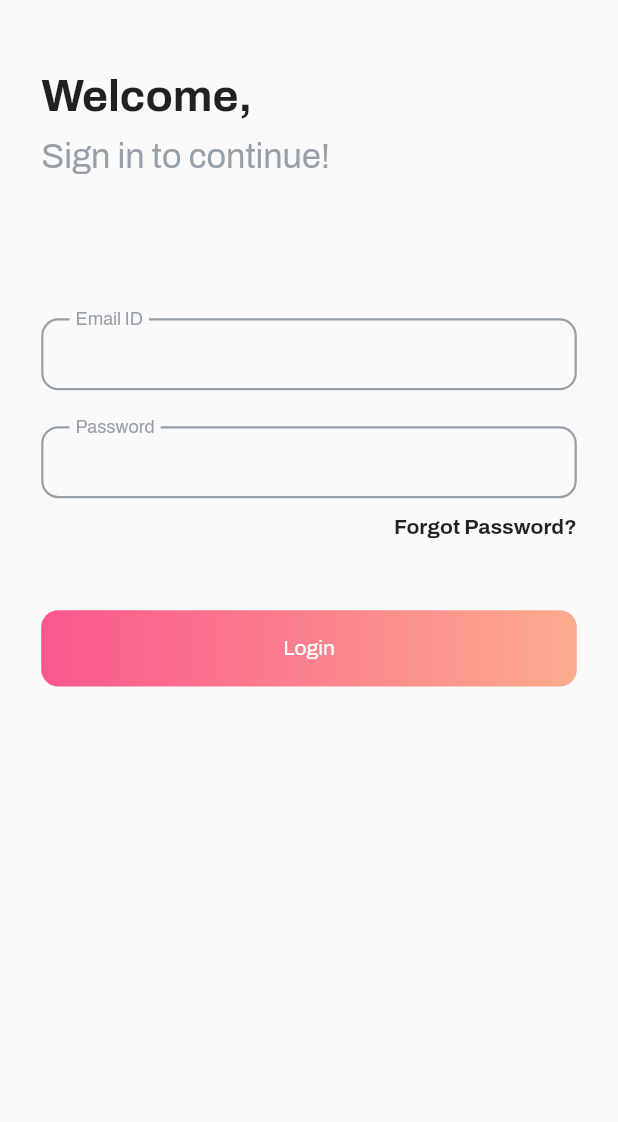
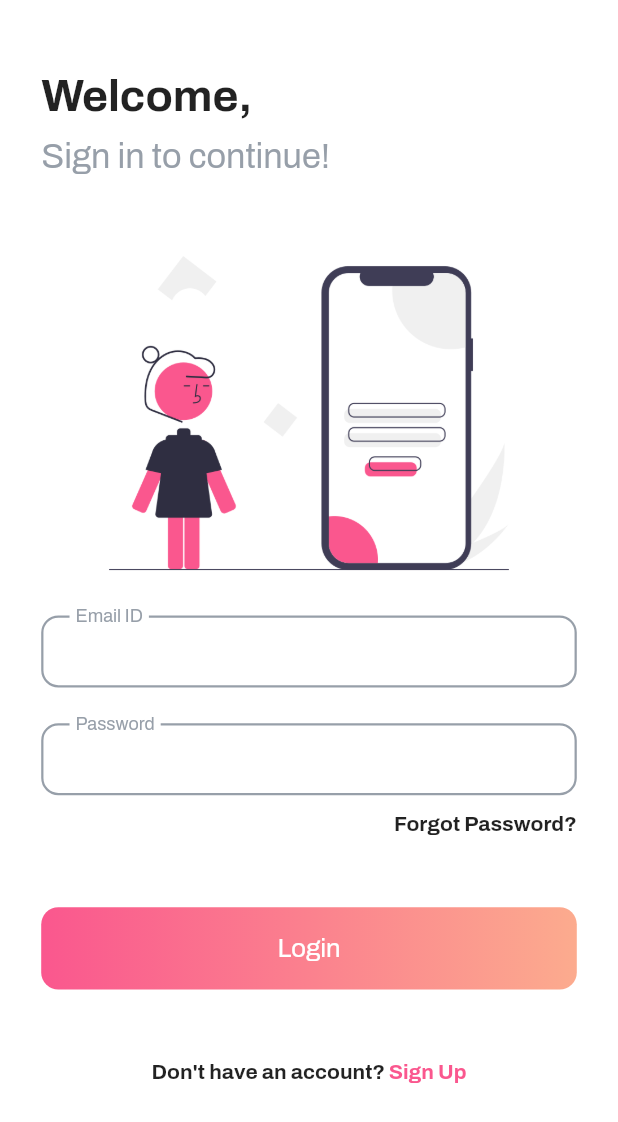
Before and after one commit to ToyZ-95/notelify, a Flutter app: the screen it shows after launch, on a phone screen of 412 x 824 dp. Shown: the top 1122 px of the screen. Run offline on Flutter 3.47's test engine with Material 2 defaults, Android fonts, the phone set to English and light mode, and no system bars; our stand-ins replace firebase_auth, firebase_core, flutter_screenutil, get, google_fonts; missing offline and left inert: cloud_firestore_web, firebase_auth_web, firebase_core_web; accounts and stored records are empty.

Commit message:
login and sign up implemented

```diff
--- /dev/null
+++ b/lib/constants/kimages.dart
@@ -0,0 +1,5 @@
+class KImages {
+  static String basePath = "assets/";
+  static String loginImage = "${basePath}login.png";
+  static String signUpImage = "${basePath}signup.png";
+}
--- a/lib/constants/constant_styles.dart
+++ b/lib/constants/kstyles.dart
@@ -1,6 +1,6 @@
 import 'package:flutter/material.dart';
 
-class ConstantStyle {
+class KStyle {
   static Color greyColor = const Color(0xff979FA9);
   static Color pinkColor = const Color(0xffFF7CA6);
 }
--- a/lib/generated_plugin_registrant.dart
+++ b/lib/generated_plugin_registrant.dart
@@ -7,6 +7,7 @@
 // ignore_for_file: depend_on_referenced_packages
 
 import 'package:cloud_firestore_web/cloud_firestore_web.dart';
+import 'package:firebase_auth_web/firebase_auth_web.dart';
 import 'package:firebase_core_web/firebase_core_web.dart';
 
 import 'package:flutter_web_plugins/flutter_web_plugins.dart';
@@ -14,6 +15,7 @@ import 'package:flutter_web_plugins/flutter_web_plugins.dart';
 // ignore: public_member_api_docs
 void registerPlugins(Registrar registrar) {
   FirebaseFirestoreWeb.registerWith(registrar);
+  FirebaseAuthWeb.registerWith(registrar);
   FirebaseCoreWeb.registerWith(registrar);
   registrar.registerMessageHandler();
 }
--- a/lib/main.dart
+++ b/lib/main.dart
@@ -3,11 +3,14 @@ import 'package:flutter/material.dart';
 import 'package:flutter_screenutil/flutter_screenutil.dart';
 import 'package:get/get.dart';
 import 'package:notelify/config/custom_theme.dart';
+import 'package:notelify/controllers/user_controller.dart';
 import 'package:notelify/views/login_signup/login.dart';
 
 void main() async {
   WidgetsFlutterBinding.ensureInitialized();
   await Firebase.initializeApp();
+
+  Get.put(UserController());
   runApp(const MyApp());
 }
 
--- /dev/null
+++ b/lib/utils/custom_navigator.dart
@@ -0,0 +1,21 @@
+import 'package:flutter/material.dart';
+
+class CustomNavigator {
+  CustomNavigator._();
+
+  static CustomNavigator? _customNavigator;
+
+  static CustomNavigator get instance {
+    return _customNavigator ?? CustomNavigator._();
+  }
+
+  to(BuildContext context, Widget nextScreen) {
+    Navigator.push(context,
+        MaterialPageRoute(builder: (BuildContext context) => nextScreen));
+  }
+
+  replace(BuildContext context, Widget nextScreen) {
+    Navigator.pushReplacement(context,
+        MaterialPageRoute(builder: (BuildContext context) => nextScreen));
+  }
+}
--- a/lib/views/login_signup/login.dart
+++ b/lib/views/login_signup/login.dart
@@ -1,7 +1,13 @@
 import 'package:flutter/material.dart';
 import 'package:flutter_screenutil/flutter_screenutil.dart';
-import 'package:notelify/constants/constant_styles.dart';
+import 'package:get/get.dart';
+import 'package:notelify/constants/kimages.dart';
+import 'package:notelify/constants/kstyles.dart';
+import 'package:notelify/controllers/user_controller.dart';
+import 'package:notelify/utils/custom_navigator.dart';
 import 'package:notelify/utils/textfield_validations.dart';
+import 'package:notelify/views/dashboard/dashboard.dart';
+import 'package:notelify/views/login_signup/signup.dart';
 import 'package:notelify/widgets/custom_textfield.dart';
 import 'package:notelify/widgets/vertical_space.dart';
 
@@ -16,12 +22,14 @@ class Login extends StatelessWidget {
   @override
   Widget build(BuildContext context) {
     return Scaffold(
+      backgroundColor: Colors.white,
       body: SafeArea(
         child: SingleChildScrollView(
           physics: const ClampingScrollPhysics(),
           child: Container(
             margin: EdgeInsets.symmetric(horizontal: 24.w),
             child: Column(
+              mainAxisSize: MainAxisSize.max,
               crossAxisAlignment: CrossAxisAlignment.start,
               children: [
                 VerticalSpace(40.h),
@@ -35,10 +43,12 @@ class Login extends StatelessWidget {
                 ),
                 Text(
                   "Sign in to continue!",
-                  style: TextStyle(
-                      fontSize: 20.sp, color: ConstantStyle.greyColor),
+                  style: TextStyle(fontSize: 20.sp, color: KStyle.greyColor),
                 ),
-                VerticalSpace(80.h),
+                VerticalSpace(20.h),
+                Image.asset(
+                  KImages.loginImage,
+                ),
                 Form(
                   key: _formKey,
                   child: Column(
@@ -47,6 +57,7 @@ class Login extends StatelessWidget {
                         isTextFormField: true,
                         floatingLabelText: "Email ID",
                         textEditingController: emailTextEditingController,
+                        textInputAction: TextInputAction.next,
                         validation: (val) => TextFieldValidations.instance
                             .emailValidations(val!),
                       ),
@@ -56,6 +67,8 @@ class Login extends StatelessWidget {
                         floatingLabelText: "Password",
                         maskText: true,
                         textEditingController: passwordTextEditingController,
+                        validation: (val) => TextFieldValidations.instance
+                            .passwordValidations(val!),
                       ),
                       VerticalSpace(10.h),
                       Row(
@@ -68,8 +81,19 @@ class Login extends StatelessWidget {
                         ],
                       ),
                       VerticalSpace(40.h),
-                      GestureDetector(
-                        child: Container(
+                      GetBuilder<UserController>(builder: (userController) {
+                        return GestureDetector(
+                          onTap: () async {
+                            if (_formKey.currentState!.validate()) {
+                              if (await userController.loginUser(
+                                  emailTextEditingController.text,
+                                  passwordTextEditingController.text)) {
+                                CustomNavigator.instance
+                                    .replace(context, const Dashboard());
+                              }
+                            }
+                          },
+                          child: Container(
                             width: MediaQuery.of(context).size.width,
                             padding: EdgeInsets.symmetric(vertical: 15.h),
                             alignment: Alignment.center,
@@ -83,10 +107,45 @@ class Login extends StatelessWidget {
                                     Color(0XFFFCAB8E)
                                   ]),
                             ),
-                            child: const Text(
-                              "Login",
-                              style: TextStyle(color: Colors.white),
-                            )),
+                            child: userController.isUserLoading
+                                ? SizedBox(
+                                    height: 15.h,
+                                    width: 15.w,
+                                    child: CircularProgressIndicator(
+                                      color: Colors.white,
+                                      strokeWidth: 2.sp,
+                                    ),
+                                  )
+                                : Text(
+                                    "Login",
+                                    style: TextStyle(
+                                        color: Colors.white, fontSize: 15.sp),
+                                  ),
+                          ),
+                        );
+                      }),
+                    ],
+                  ),
+                ),
+                VerticalSpace(40.h),
+                Center(
+                  child: Wrap(
+                    spacing: 2.w,
+                    children: [
+                      const Text(
+                        "Don't have an account?",
+                        style: TextStyle(fontWeight: FontWeight.bold),
+                      ),
+                      InkWell(
+                        onTap: () {
+                          CustomNavigator.instance.replace(context, SignUp());
+                        },
+                        child: const Text(
+                          "Sign Up",
+                          style: TextStyle(
+                              fontWeight: FontWeight.bold,
+                              color: Color(0xFFFA578E)),
+                        ),
                       ),
                     ],
                   ),
--- a/lib/widgets/custom_textfield.dart
+++ b/lib/widgets/custom_textfield.dart
@@ -1,6 +1,6 @@
 import 'package:flutter/material.dart';
 import 'package:flutter_screenutil/flutter_screenutil.dart';
-import 'package:notelify/constants/constant_styles.dart';
+import 'package:notelify/constants/kstyles.dart';
 
 class CustomTextField extends StatelessWidget {
   CustomTextField({
@@ -10,6 +10,7 @@ class CustomTextField extends StatelessWidget {
     this.textEditingController,
     this.isTextFormField = false,
     this.validation,
+    this.textInputAction = TextInputAction.done,
   }) : super(key: key);
 
   bool isTextFormField;
@@ -17,6 +18,7 @@ class CustomTextField extends StatelessWidget {
   bool maskText;
   TextEditingController? textEditingController;
   Function(String?)? validation;
+  TextInputAction textInputAction;
 
   @override
   Widget build(BuildContext context) {
@@ -27,20 +29,22 @@ class CustomTextField extends StatelessWidget {
 
   TextField createCustomTextField() {
     return TextField(
-      cursorColor: ConstantStyle.pinkColor,
+      cursorColor: KStyle.pinkColor,
+      enableInteractiveSelection: true,
       obscureText: maskText,
+      textInputAction: textInputAction,
       controller: textEditingController,
       decoration: InputDecoration(
         enabledBorder: OutlineInputBorder(
-          borderSide: BorderSide(color: ConstantStyle.greyColor, width: 1.5),
+          borderSide: BorderSide(color: KStyle.greyColor, width: 1.5),
           borderRadius: BorderRadius.circular(10.r),
         ),
         focusedBorder: OutlineInputBorder(
-          borderSide: BorderSide(color: ConstantStyle.pinkColor, width: 1.5),
+          borderSide: BorderSide(color: KStyle.pinkColor, width: 1.5),
           borderRadius: BorderRadius.circular(10.r),
         ),
         labelText: floatingLabelText,
-        labelStyle: TextStyle(color: ConstantStyle.greyColor),
+        labelStyle: TextStyle(color: KStyle.greyColor),
         floatingLabelBehavior: FloatingLabelBehavior.always,
         contentPadding: EdgeInsets.only(left: 20.w),
       ),
@@ -49,20 +53,30 @@ class CustomTextField extends StatelessWidget {
 
   TextFormField createCustomTextFormField() {
     return TextFormField(
-      cursorColor: ConstantStyle.pinkColor,
+      cursorColor: KStyle.pinkColor,
+      enableInteractiveSelection: true,
+      textInputAction: textInputAction,
       obscureText: maskText,
       controller: textEditingController,
       decoration: InputDecoration(
         enabledBorder: OutlineInputBorder(
-          borderSide: BorderSide(color: ConstantStyle.greyColor, width: 1.5),
+          borderSide: BorderSide(color: KStyle.greyColor, width: 1.5),
           borderRadius: BorderRadius.circular(10.r),
         ),
         focusedBorder: OutlineInputBorder(
-          borderSide: BorderSide(color: ConstantStyle.pinkColor, width: 1.5),
+          borderSide: BorderSide(color: KStyle.pinkColor, width: 1.5),
+          borderRadius: BorderRadius.circular(10.r),
+        ),
+        errorBorder: OutlineInputBorder(
+          borderSide: const BorderSide(color: Colors.redAccent, width: 1.5),
+          borderRadius: BorderRadius.circular(10.r),
+        ),
+        focusedErrorBorder: OutlineInputBorder(
+          borderSide: BorderSide(color: KStyle.pinkColor, width: 1.5),
           borderRadius: BorderRadius.circular(10.r),
         ),
         labelText: floatingLabelText,
-        labelStyle: TextStyle(color: ConstantStyle.greyColor),
+        labelStyle: TextStyle(color: KStyle.greyColor),
         floatingLabelBehavior: FloatingLabelBehavior.always,
         contentPadding: EdgeInsets.only(left: 20.w),
       ),
--- a/pubspec.yaml
+++ b/pubspec.yaml
@@ -35,6 +35,7 @@ dependencies:
   # Use with the CupertinoIcons class for iOS style icons.
   cupertino_icons: ^1.0.2
   firebase_core: ^1.19.1
+  firebase_auth: ^3.4.2
   cloud_firestore: ^3.2.1
   get: ^4.6.5
   google_fonts: ^3.0.1
@@ -63,8 +64,8 @@ flutter:
   uses-material-design: true
 
   # To add assets to your application, add an assets section, like this:
-  # assets:
-  #   - images/a_dot_burr.jpeg
+  assets:
+    - assets/
   #   - images/a_dot_ham.jpeg
 
   # An image asset can refer to one or more resolution-specific "variants", see
```
Also changed, not shown: lib/controllers/user_controller.dart (added, +81 -0 lines), lib/utils/snack_messages.dart (added, +26 -0 lines), lib/utils/textfield_validations.dart (+17 -0 lines), lib/views/dashboard/dashboard.dart (added, +40 -0 lines), lib/views/login_signup/signup.dart (+175 -0 lines), assets/login.png (renamed from assets/undraw_Mobile_login_re_9ntv.png), assets/signup.png (renamed from assets/undraw_welcome_cats_thqn.png), assets/signup_1.png (renamed from assets/undraw_fill_form_re_cwyf.png), 2 other files.
